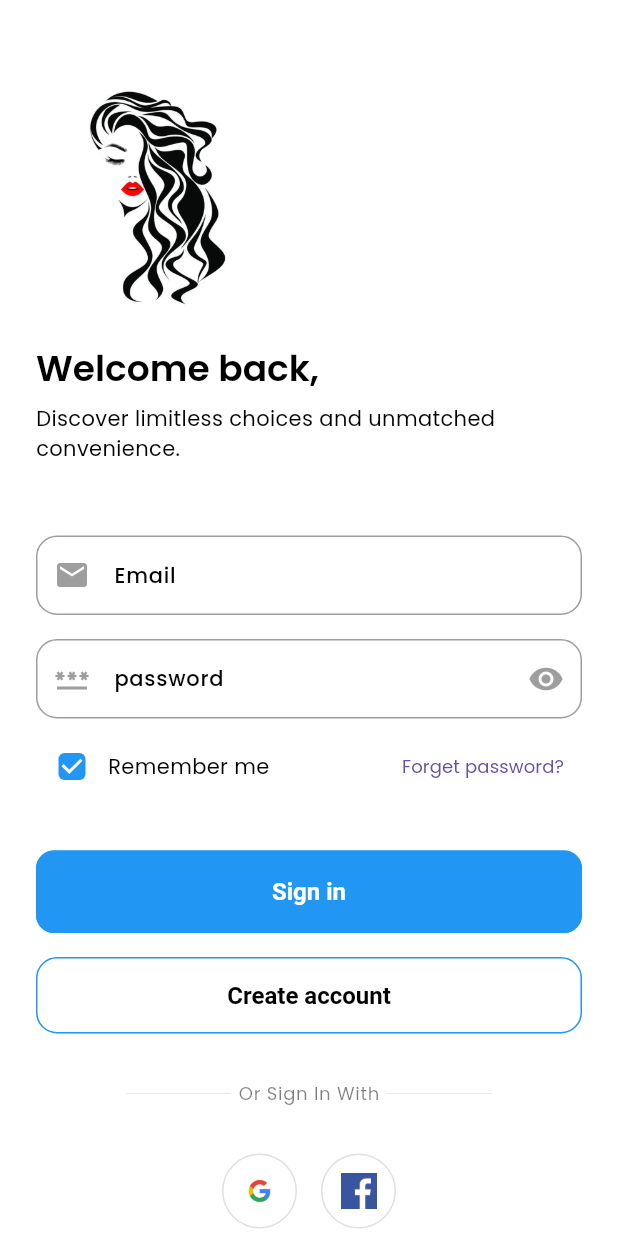
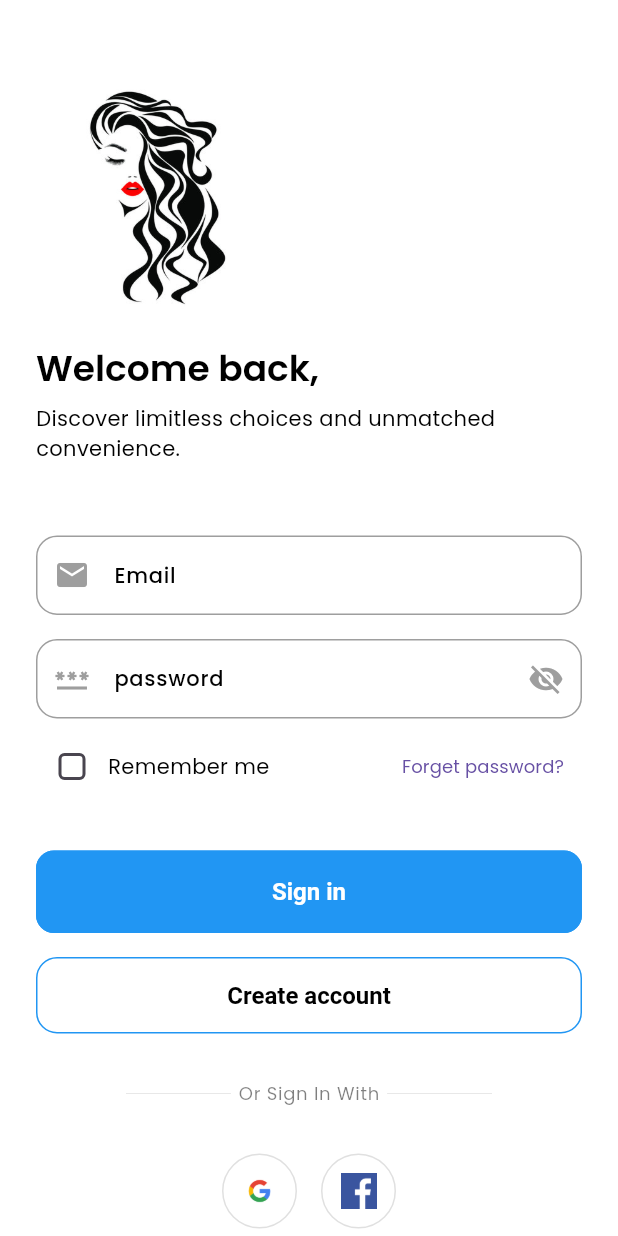
Before and after one commit to jguirou/mystore, a Flutter app: the LoginScreen screen opened directly, on a phone screen of 412 x 824 dp. Run offline on Flutter 3.47's test engine with Material 3 defaults, Android fonts, the light colour scheme and no system bars; our stand-ins replace carousel_slider, cloud_firestore, connectivity_plus, firebase_auth, firebase_core, flutter_native_splash and 7 more; accounts and stored records are empty; statements that could not run were skipped.

Commit message:
Login with email & password firebase

```diff
--- a/lib/presentation/email_verification/domain/controller/email_verification_controller.dart
+++ b/lib/presentation/email_verification/domain/controller/email_verification_controller.dart
@@ -55,10 +55,9 @@ class EmailVerificationController extends GetxController {
 
   /// Manually check if email is verified
   checkEmailVerificationStatus() async {
-    print("checkingggggg");
     final currentUser = FirebaseAuth.instance.currentUser;
     if(currentUser != null && currentUser.emailVerified){
-      print("checkingggggg");
+
       Get.off(() => SuccessScreen(
         image: AppImages.staticSuccessIllustration,
         title: AppTexts.yourAccountCreatedTitle,
--- a/lib/presentation/login/ui/screen/login_screen.dart
+++ b/lib/presentation/login/ui/screen/login_screen.dart
@@ -6,6 +6,7 @@ import 'package:mystore/utils/helpers/helper_functions.dart';
 
 import '../../../../utils/constants/texts.dart';
 import '../../../../common/form_divider.dart';
+import '../../domain/controller/login_controller.dart';
 import '../widgets/login_form.dart';
 import '../widgets/login_header.dart';
 import '../../../../common/social_buttons.dart';
@@ -15,6 +16,7 @@ class LoginScreen extends StatelessWidget {
 
   @override
   Widget build(BuildContext context) {
+    final  controller = Get.put(LoginController());
     final dark = HelperFunctions.isDarkMode(context);
 
     final TextEditingController emailController = TextEditingController();
--- a/lib/presentation/login/ui/widgets/login_form.dart
+++ b/lib/presentation/login/ui/widgets/login_form.dart
@@ -1,12 +1,15 @@
 import 'package:flutter/material.dart';
 import 'package:get/get.dart';
+import 'package:get/get_state_manager/get_state_manager.dart';
+import 'package:get_storage/get_storage.dart';
 import 'package:mystore/navigation_menu.dart';
 import 'package:mystore/presentation/forgot_password/ui/screen/forgot_password_screen.dart';
 import 'package:mystore/presentation/sign_up/ui/screen/sign_up_screen.dart';
 
 import '../../../../utils/constants/sizes.dart';
 import '../../../../utils/constants/texts.dart';
-import '../../domain/login_controller/login_controller.dart';
+import '../../../../utils/validators/validation.dart';
+import '../../domain/controller/login_controller.dart';
 
 class LoginForm extends StatelessWidget {
   const LoginForm({
@@ -17,26 +20,32 @@ class LoginForm extends StatelessWidget {
 
   @override
   Widget build(BuildContext context) {
-    final LoginController loginController = Get.put(LoginController());
+    final  controller = Get.put(LoginController());
     return Form(
+      key: controller.loginKey,
         child: Padding(
       padding: const EdgeInsets.symmetric(vertical: AppSizes.spaceBtwSections),
       child: Column(
         children: [
           TextFormField(
-            controller: emailController,
+            controller: controller.email,
+            validator: (value) => Validator.validateEmail(value),
             decoration: const InputDecoration(
                 prefixIcon: Icon(Icons.email), labelText: AppTexts.email),
           ),
           const SizedBox(
             height: AppSizes.spaceBtwInputField,
           ),
-          TextFormField(
-            controller: passwordController,
-            decoration: const InputDecoration(
-                prefixIcon: Icon(Icons.password),
-                labelText: AppTexts.password,
-                suffixIcon: Icon(Icons.remove_red_eye)),
+          Obx(
+            ()=> TextFormField(
+              controller: controller.password,
+              obscureText: controller.hidePassword.value,
+              validator: (value) => Validator.validatePassword(value),
+              decoration:  InputDecoration(
+                  prefixIcon: const Icon(Icons.password),
+                  labelText: AppTexts.password,
+                  suffixIcon: IconButton(onPressed: ()=> controller.hidePassword.value = !controller.hidePassword.value, icon: Icon( controller.hidePassword.value ? Icons.visibility_off : Icons.visibility ))),
+            ),
           ),
           const SizedBox(
             height: AppSizes.spaceBtwInputField / 2,
@@ -49,9 +58,11 @@ class LoginForm extends StatelessWidget {
               /// Remember me
               Row(
                 children: [
-                  Checkbox(
-                    value: true,
-                    onChanged: (value) {},
+                  Obx(
+              ()=> Checkbox(
+                      value: controller.rememberMe.value,
+                      onChanged: (value) => controller.rememberMe.value = value!,
+                    ),
                   ),
                   const Text(AppTexts.rememberMe),
                 ],
@@ -70,15 +81,7 @@ class LoginForm extends StatelessWidget {
           SizedBox(
             width: double.infinity,
             child: ElevatedButton(
-              onPressed: () {
-                String email = emailController.text.trim();
-                String password = passwordController.text.trim();
-                print('email: $email: $password');
-                //loginController.login(email, password);
-                /// Goto email verification screen
-                Get.to(()=>const NavigationMenu());
-
-              },
+              onPressed: () => controller.login(),
               child: const Text(AppTexts.signIn),
             ),
           ),
--- a/lib/presentation/profile/profile/ui/screen/profile_screen.dart
+++ b/lib/presentation/profile/profile/ui/screen/profile_screen.dart
@@ -4,6 +4,7 @@ import 'package:get/get_navigation/get_navigation.dart';
 import 'package:mystore/common/appBar/app_bar.dart';
 import 'package:mystore/common/list_tiles/settings_menu_tile.dart';
 import 'package:mystore/common/texts/section_heading.dart';
+import 'package:mystore/domain/repositories/authentication/authentication_repository.dart';
 import 'package:mystore/presentation/profile/edit_profile/ui/screens/edit_profile_screen.dart';
 import 'package:mystore/presentation/profile/my_addresses/my_addresses/ui/screen/my_addresses_screen.dart';
 import 'package:mystore/presentation/profile/my_orders/ui/screen%20/my_orders_screen.dart';
@@ -144,7 +145,7 @@ class ProfileScreen extends StatelessWidget {
                   SizedBox(
                       width: double.infinity,
                       child: OutlinedButton(
-                          onPressed: () {},
+                          onPressed: ()=> AuthenticationRepository.instance.logout(),
                           child: const Text(
                             'Logout',
                           ))),
```
Also changed, not shown: lib/domain/repositories/authentication/authentication_repository.dart (+16 -0 lines), lib/presentation/login/domain/controller/login_controller.dart (added, +71 -0 lines), lib/presentation/login/domain/login_controller/login_controller.dart (deleted, +0 -36 lines).
